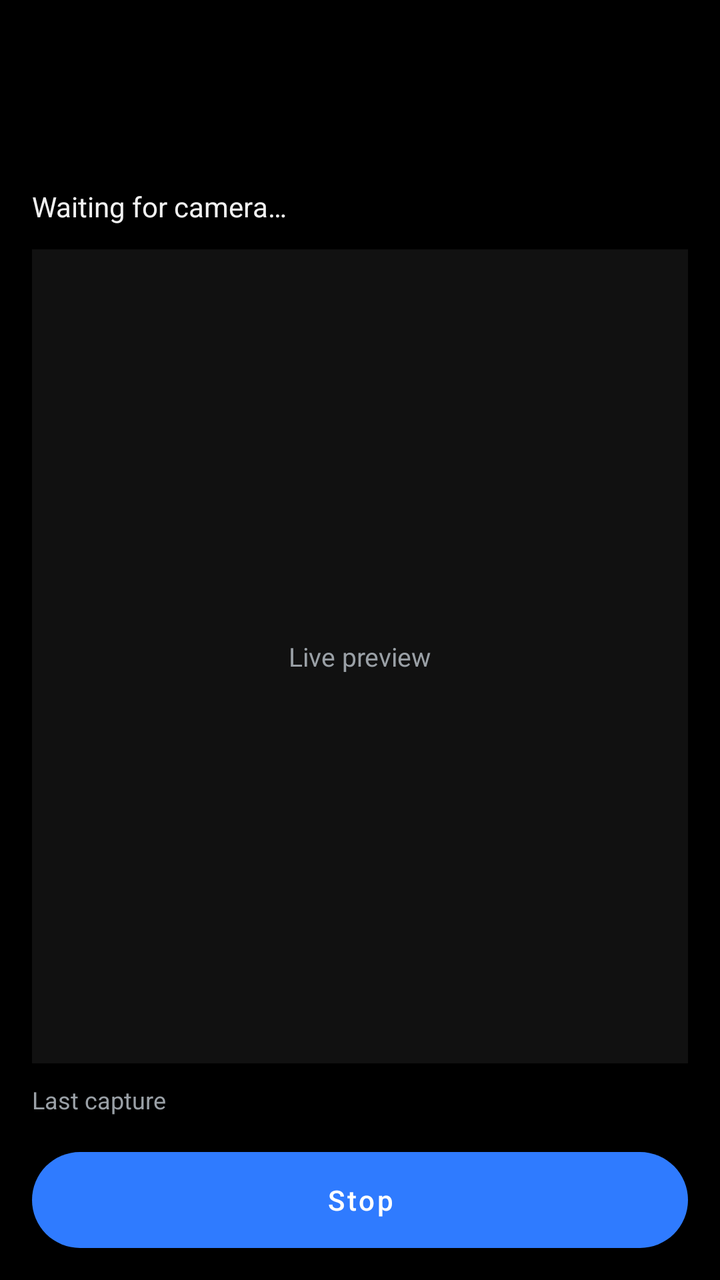
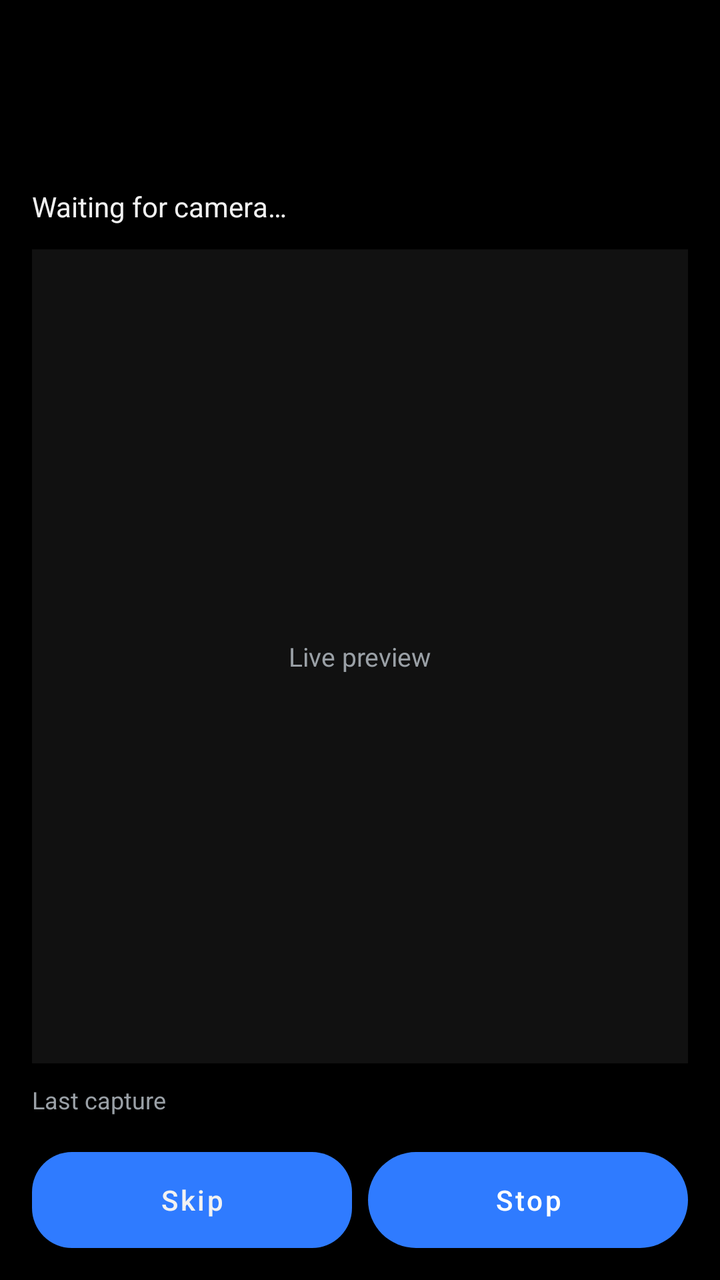

An Android layout rendered at two revisions. The XML below is the earlier revision; the diff shows what the commit changed to produce the second picture.
<!-- AndroidManifest.xml: application theme Theme.DeviceTesting -->
<!-- res/layout/screen_run.xml -->
<?xml version="1.0" encoding="utf-8"?>
<LinearLayout xmlns:android="http://schemas.android.com/apk/res/android"
    android:layout_width="match_parent"
    android:layout_height="match_parent"
    android:background="@color/page"
    android:orientation="vertical"
    android:padding="16dp">

    <TextView
        android:id="@+id/run_progress"
        android:layout_width="match_parent"
        android:layout_height="wrap_content"
        android:textColor="@color/brand"
        android:textSize="16sp"
        android:textStyle="bold" />

    <TextView
        android:id="@+id/run_case"
        android:layout_width="match_parent"
        android:layout_height="wrap_content"
        android:layout_marginTop="4dp"
        android:textColor="@color/ink"
        android:textSize="18sp"
        android:textStyle="bold" />

    <TextView
        android:id="@+id/run_detail"
        android:layout_width="match_parent"
        android:layout_height="wrap_content"
        android:layout_marginTop="2dp"
        android:textColor="@color/muted"
        android:textSize="13sp" />

    <TextView
        android:id="@+id/run_status"
        android:layout_width="match_parent"
        android:layout_height="wrap_content"
        android:layout_marginTop="8dp"
        android:text="Waiting for camera…"
        android:textColor="@color/ink"
        android:textSize="14sp" />

    <FrameLayout
        android:layout_width="match_parent"
        android:layout_height="0dp"
        android:layout_marginTop="12dp"
        android:layout_weight="1"
        android:background="#111111">

        <TextureView
            android:id="@+id/run_preview"
            android:layout_width="match_parent"
            android:layout_height="match_parent" />

        <TextView
            android:id="@+id/run_preview_hint"
            android:layout_width="wrap_content"
            android:layout_height="wrap_content"
            android:layout_gravity="center"
            android:text="Live preview"
            android:textColor="@color/muted"
            android:textSize="13sp" />
    </FrameLayout>

    <TextView
        android:layout_width="match_parent"
        android:layout_height="wrap_content"
        android:layout_marginTop="10dp"
        android:text="Last capture"
        android:textColor="@color/muted"
        android:textSize="12sp" />

    <ImageView
        android:id="@+id/run_last_shot"
        android:layout_width="match_parent"
        android:layout_height="wrap_content"
        android:layout_marginTop="6dp"
        android:adjustViewBounds="true"
        android:contentDescription="Last captured photo"
        android:scaleType="fitCenter" />

    <LinearLayout
        android:id="@+id/run_choice"
        android:layout_width="match_parent"
        android:layout_height="wrap_content"
        android:layout_marginTop="12dp"
        android:orientation="horizontal"
        android:visibility="gone">

        <Button
            android:id="@+id/run_fail"
            android:layout_width="0dp"
            android:layout_height="wrap_content"
            android:layout_marginEnd="8dp"
            android:layout_weight="1"
            android:background="@drawable/bg_suite_idle"
            android:text="Fail"
            android:textAllCaps="false"
            android:textColor="@color/ink" />

        <Button
            android:id="@+id/run_pass"
            android:layout_width="0dp"
            android:layout_height="wrap_content"
            android:layout_weight="1"
            android:background="@drawable/bg_test_all"
            android:text="Pass"
            android:textAllCaps="false"
            android:textColor="#FFFFFF" />
    </LinearLayout>

    <Button
        android:id="@+id/run_stop"
        android:layout_width="match_parent"
        android:layout_height="wrap_content"
        android:layout_marginTop="12dp"
        android:background="@drawable/bg_test_all"
        android:text="Stop"
        android:textAllCaps="false"
        android:textColor="#FFFFFF" />
</LinearLayout>
<!-- resources referenced by this layout -->
<resources>
  <color name="brand">#2F7BFF</color>
  <color name="ink">#F2F2F2</color>
  <color name="muted">#9AA0A6</color>
  <color name="page">#000000</color>
  <!-- drawable bg_suite_idle (drawable) -->
  <?xml version="1.0" encoding="utf-8"?>
  <shape xmlns:android="http://schemas.android.com/apk/res/android" android:shape="rectangle">
      <solid android:color="#2C2C2E" />
      <corners android:radius="20dp" />
  </shape>
  <!-- drawable bg_test_all (drawable) -->
  <?xml version="1.0" encoding="utf-8"?>
  <selector xmlns:android="http://schemas.android.com/apk/res/android">
      <item android:state_pressed="true">
          <shape android:shape="rectangle">
              <solid android:color="@color/brand_pressed" />
              <corners android:radius="28dp" />
          </shape>
      </item>
      <item>
          <shape android:shape="rectangle">
              <solid android:color="@color/brand" />
              <corners android:radius="28dp" />
          </shape>
      </item>
  </selector>
  <style name="Theme.DeviceTesting" parent="Theme.MaterialComponents.DayNight.NoActionBar">
          <item name="colorPrimary">@color/brand</item>
          <item name="colorPrimaryVariant">@color/brand_pressed</item>
          <item name="colorOnPrimary">#FFFFFF</item>
          <item name="android:statusBarColor">@color/page</item>
          <item name="android:navigationBarColor">@color/page</item>
          <item name="android:windowBackground">@color/page</item>
          <item name="android:textColor">@color/ink</item>
          <item name="android:windowLightStatusBar">false</item>
      </style>
  <color name="brand_pressed">#1F63D8</color>
</resources>

<!-- the commit's change to res/layout/screen_run.xml (unified diff, before → after) -->
@@ -109,13 +109,31 @@
             android:textColor="#FFFFFF" />
     </LinearLayout>
 
-    <Button
-        android:id="@+id/run_stop"
+    <LinearLayout
         android:layout_width="match_parent"
         android:layout_height="wrap_content"
         android:layout_marginTop="12dp"
-        android:background="@drawable/bg_test_all"
-        android:text="Stop"
-        android:textAllCaps="false"
-        android:textColor="#FFFFFF" />
+        android:orientation="horizontal">
+
+        <Button
+            android:id="@+id/run_skip"
+            android:layout_width="0dp"
+            android:layout_height="wrap_content"
+            android:layout_marginEnd="8dp"
+            android:layout_weight="1"
+            android:background="@drawable/bg_suite_idle"
+            android:text="Skip"
+            android:textAllCaps="false"
+            android:textColor="@color/ink" />
+
+        <Button
+            android:id="@+id/run_stop"
+            android:layout_width="0dp"
+            android:layout_height="wrap_content"
+            android:layout_weight="1"
+            android:background="@drawable/bg_test_all"
+            android:text="Stop"
+            android:textAllCaps="false"
+            android:textColor="#FFFFFF" />
+    </LinearLayout>
 </LinearLayout>
